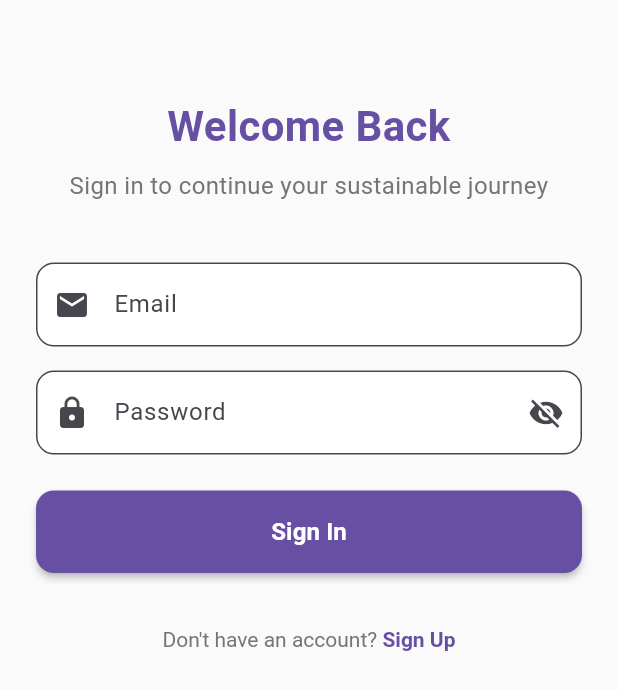
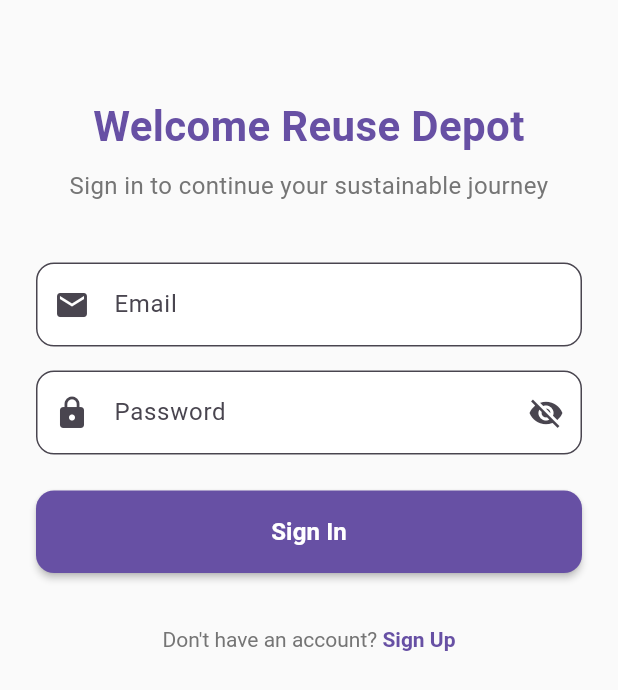
Before and after one commit to acecodechef/reuse_depot, a Flutter app: the screen it shows after launch, on a phone screen of 412 x 824 dp. Shown: the top 690 px of the screen. Run offline on Flutter 3.47's test engine with Material 3 defaults, Android fonts, the phone set to English and light mode, and no system bars; our stand-ins replace cached_network_image, cloud_firestore, firebase_auth, firebase_core, image_picker; accounts and stored records are empty.

```diff
--- a/lib/screens/auth_screen.dart
+++ b/lib/screens/auth_screen.dart
@@ -210,7 +210,7 @@ class _AuthScreenState extends State<AuthScreen> {
               // Header
               const SizedBox(height: 40),
               Text(
-                _isLogin ? 'Welcome Back' : 'Create Account',
+                _isLogin ? 'Welcome Reuse Depot' : 'Create Account',
                 style: TextStyle(
                   fontSize: 28,
                   fontWeight: FontWeight.bold,
```
Also changed, not shown: 1 other file.
